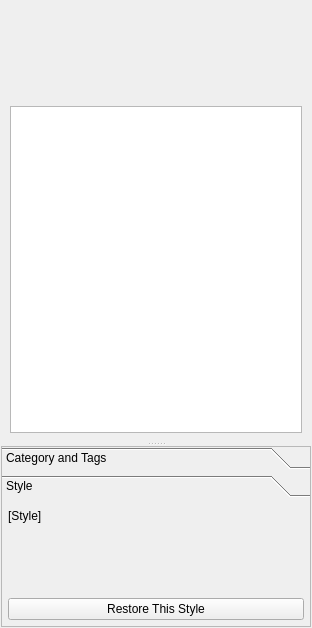
Old version of the form src/klflibentryeditor.ui in the repository CryFeiFei/klatexformula.
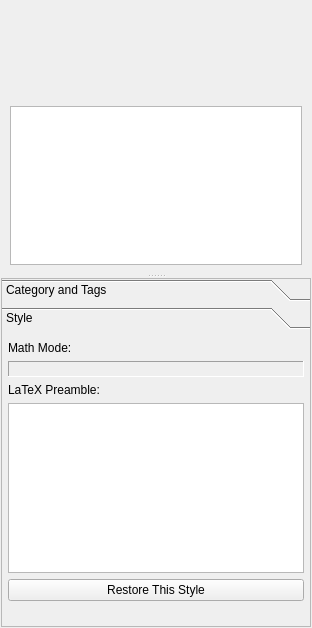
New version of the form. The open tabs and pages were chosen to show the change. Icons and pictures are not drawn.

Commit message: * Some more small fixes, including style label in KLFLibEntryEditor

The edit to the form file:
```diff
--- a/src/klflibentryeditor.ui
+++ b/src/klflibentryeditor.ui
@@ -265,8 +265,8 @@
         <rect>
          <x>0</x>
          <y>0</y>
-         <width>300</width>
-         <height>236</height>
+         <width>285</width>
+         <height>201</height>
         </rect>
        </property>
        <property name="autoFillBackground">
@@ -275,36 +275,64 @@
        <attribute name="label">
         <string>Style</string>
        </attribute>
-       <layout class="QVBoxLayout" name="lyt_tabStyle">
-        <property name="spacing">
-         <number>3</number>
-        </property>
+       <layout class="QGridLayout" name="gridLayout">
         <property name="margin">
          <number>6</number>
         </property>
-        <item>
-         <widget class="QLabel" name="lblStylePreview">
+        <item row="0" column="0">
+         <widget class="QLabel" name="lblStyMathModeCaption">
           <property name="text">
-           <string>[Style]</string>
-          </property>
-          <property name="alignment">
-           <set>Qt::AlignLeading|Qt::AlignLeft|Qt::AlignTop</set>
-          </property>
-          <property name="wordWrap">
-           <bool>true</bool>
-          </property>
-          <property name="textInteractionFlags">
-           <set>Qt::TextBrowserInteraction</set>
+           <string>Math Mode:</string>
           </property>
          </widget>
         </item>
-        <item>
+        <item row="4" column="0" colspan="2">
          <widget class="QPushButton" name="btnRestoreStyle">
           <property name="text">
            <string>Restore This Style</string>
           </property>
          </widget>
         </item>
+        <item row="5" column="0">
+         <spacer name="verticalSpacer">
+          <property name="orientation">
+           <enum>Qt::Vertical</enum>
+          </property>
+          <property name="sizeHint" stdset="0">
+           <size>
+            <width>20</width>
+            <height>40</height>
+           </size>
+          </property>
+         </spacer>
+        </item>
+        <item row="2" column="0">
+         <widget class="QLabel" name="lblStyPreamble">
+          <property name="text">
+           <string>LaTeX Preamble:</string>
+          </property>
+         </widget>
+        </item>
+        <item row="3" column="0" colspan="2">
+         <widget class="QTextEdit" name="txtStyPreamble">
+          <property name="readOnly">
+           <bool>true</bool>
+          </property>
+         </widget>
+        </item>
+        <item row="1" column="0" colspan="2">
+         <widget class="QLabel" name="lblStyMathMode">
+          <property name="frameShape">
+           <enum>QFrame::Panel</enum>
+          </property>
+          <property name="frameShadow">
+           <enum>QFrame::Sunken</enum>
+          </property>
+          <property name="text">
+           <string/>
+          </property>
+         </widget>
+        </item>
        </layout>
       </widget>
      </widget>
```
Left out of the diff: 4 changed lines with no effect on the pictures. The commit also changes 4 other files.
